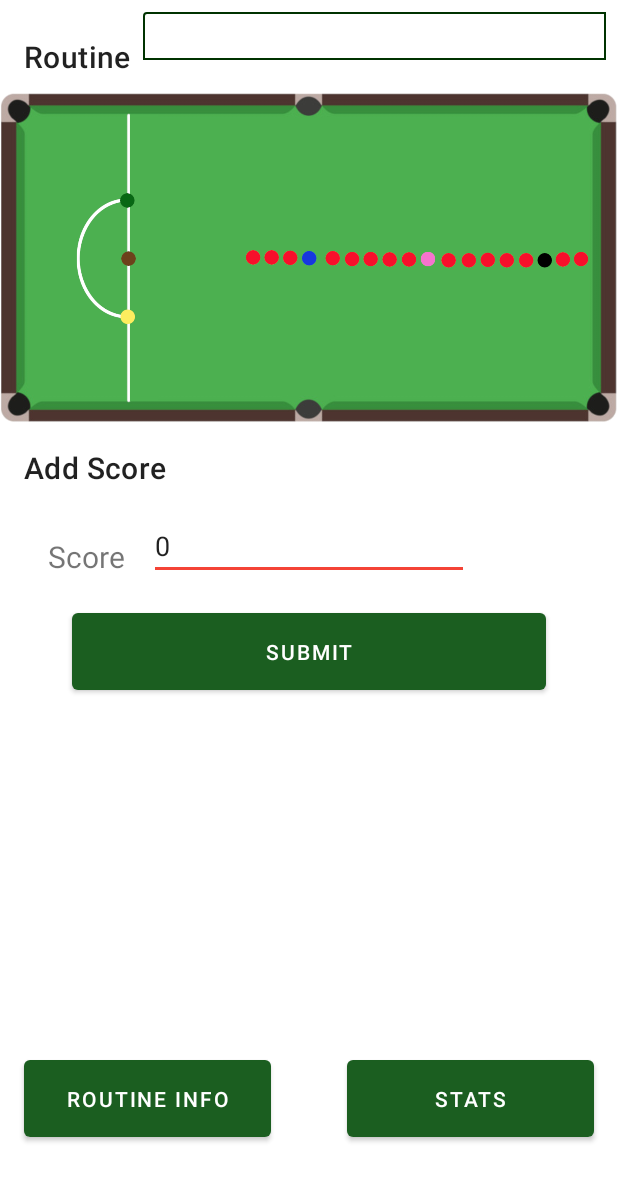
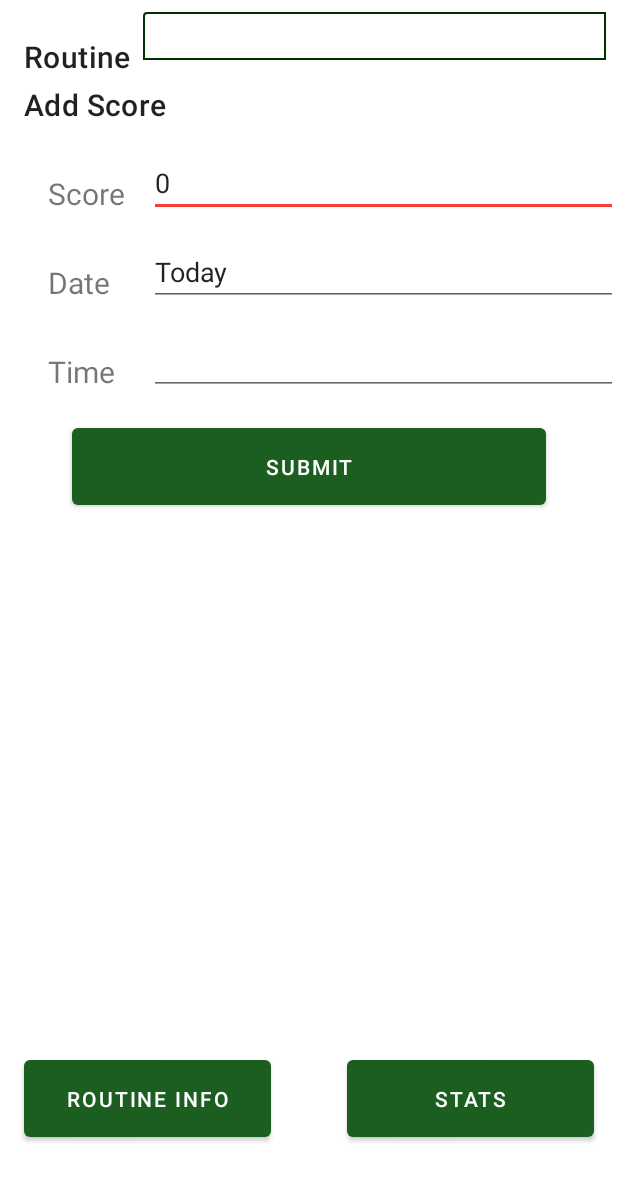
Before and after one commit to huw1990/SnookerImprover, an Android app: the layout fragment_add_score.xml on its own in the app's theme, with its tools: preview values and no code run, on a phone screen of 412 x 824 dp. Shown: the top 1181 px of the screen. Run offline under Robolectric (Android 15) with nearby library versions, the phone set to English and light mode, and no system bars.

Commit message:
Added date and time fields for adding a score, as part of #10

```diff
--- a/app/src/main/res/layout/fragment_add_score.xml
+++ b/app/src/main/res/layout/fragment_add_score.xml
@@ -1,7 +1,11 @@
 <?xml version="1.0" encoding="utf-8"?>
-<androidx.constraintlayout.widget.ConstraintLayout xmlns:android="http://schemas.android.com/apk/res/android"
+<ScrollView xmlns:android="http://schemas.android.com/apk/res/android"
     xmlns:app="http://schemas.android.com/apk/res-auto"
     xmlns:tools="http://schemas.android.com/tools"
+    android:layout_width="match_parent"
+    android:layout_height="match_parent"
+    android:fillViewport="true">
+<androidx.constraintlayout.widget.ConstraintLayout
     android:layout_width="match_parent"
     android:layout_height="match_parent"
     tools:context=".ui.addscore.AddScoreFragment">
@@ -29,18 +33,6 @@
         app:layout_constraintStart_toEndOf="@+id/spinner_desc"
         app:layout_constraintTop_toTopOf="parent" />
 
-    <ImageView
-        android:id="@+id/routine_image"
-        android:layout_width="0dp"
-        android:layout_height="wrap_content"
-        android:layout_marginTop="22dp"
-        android:src="@drawable/routine_1"
-        app:layout_constraintEnd_toEndOf="parent"
-        app:layout_constraintStart_toStartOf="parent"
-        android:contentDescription="@string/routine_image_content_desc"
-        android:adjustViewBounds="true"
-        app:layout_constraintTop_toBottomOf="@+id/routine_name_spinner" />
-
     <TextView
         android:id="@+id/routine_add_score_title"
         android:layout_width="0dp"
@@ -50,7 +42,7 @@
         app:layout_constraintEnd_toEndOf="parent"
         android:padding="16dp"
         app:layout_constraintStart_toStartOf="parent"
-        app:layout_constraintTop_toBottomOf="@+id/routine_image"
+        app:layout_constraintTop_toBottomOf="@+id/routine_name_spinner"
         android:textAppearance="?attr/textAppearanceHeadline6" />
 
     <TextView
@@ -72,7 +64,51 @@
         android:text="0"
         android:inputType="number"
         app:layout_constraintStart_toEndOf="@+id/score_label"
+        app:layout_constraintEnd_toEndOf="parent"
         app:layout_constraintTop_toBottomOf="@+id/routine_add_score_title" />
+
+    <TextView
+        android:id="@+id/date_label"
+        android:layout_width="wrap_content"
+        android:layout_height="wrap_content"
+        android:padding="16dp"
+        android:layout_marginStart="16dp"
+        android:text="@string/date_label"
+        app:layout_constraintStart_toStartOf="parent"
+        android:textSize="20sp"
+        app:layout_constraintTop_toBottomOf="@+id/score_label" />
+
+    <EditText
+        android:id="@+id/entered_date"
+        android:layout_width="0dp"
+        android:layout_height="wrap_content"
+        android:ems="10"
+        android:text="@string/today_label"
+        android:focusableInTouchMode="false"
+        app:layout_constraintEnd_toEndOf="parent"
+        app:layout_constraintStart_toStartOf="@+id/entered_score"
+        app:layout_constraintTop_toBottomOf="@+id/score_label" />
+
+    <TextView
+        android:id="@+id/time_label"
+        android:layout_width="wrap_content"
+        android:layout_height="wrap_content"
+        android:padding="16dp"
+        android:layout_marginStart="16dp"
+        android:text="@string/time_label"
+        app:layout_constraintStart_toStartOf="parent"
+        android:textSize="20sp"
+        app:layout_constraintTop_toBottomOf="@+id/date_label" />
+
+    <EditText
+        android:id="@+id/entered_time"
+        android:layout_width="0dp"
+        android:layout_height="wrap_content"
+        android:ems="10"
+        android:focusableInTouchMode="false"
+        app:layout_constraintEnd_toEndOf="parent"
+        app:layout_constraintStart_toStartOf="@+id/entered_score"
+        app:layout_constraintTop_toBottomOf="@+id/date_label" />
 
     <Button
         android:id="@+id/submit_score_button"
@@ -85,7 +121,7 @@
         android:layout_marginEnd="48dp"
         app:layout_constraintEnd_toEndOf="parent"
         app:layout_constraintStart_toStartOf="parent"
-        app:layout_constraintTop_toBottomOf="@+id/entered_score" />
+        app:layout_constraintTop_toBottomOf="@+id/entered_time" />
 
     <Button
         android:id="@+id/button_view_info"
@@ -112,3 +148,4 @@
         app:layout_constraintWidth_percent="0.4" />
 
 </androidx.constraintlayout.widget.ConstraintLayout>
+</ScrollView>
--- a/app/src/main/res/values/strings.xml
+++ b/app/src/main/res/values/strings.xml
@@ -46,4 +46,8 @@
     <string name="title_activity_fullscreen_routine_image">Routine Fullscreen Image</string>
     <string name="score_label">Score</string>
     <string name="submit_score">Submit</string>
+    <string name="date_label">Date</string>
+    <string name="time_label">Time</string>
+    <string name="today_label">Today</string>
+    <string name="date_format">dd/MM/yyyy</string>
 </resources>
```
Also changed, not shown: app/src/main/java/com/huwdunnit/snookerimprover/ui/addscore/AddScoreFragment.java (+23 -2 lines), app/src/main/java/com/huwdunnit/snookerimprover/ui/addscore/AddScoreViewModel.java (+93 -2 lines), app/src/main/java/com/huwdunnit/snookerimprover/ui/common/ChangeableRoutineHandler.java (+5 -41 lines), app/src/main/java/com/huwdunnit/snookerimprover/ui/common/ChangeableRoutineViewModel.java (+7 -24 lines), app/src/main/java/com/huwdunnit/snookerimprover/ui/common/DatePickerFragment.java (added, +40 -0 lines), app/src/main/java/com/huwdunnit/snookerimprover/ui/common/TimePickerFragment.java (added, +41 -0 lines), app/src/main/java/com/huwdunnit/snookerimprover/ui/info/InfoFragment.java (+12 -2 lines), app/src/main/java/com/huwdunnit/snookerimprover/ui/info/InfoViewModel.java (+16 -1 lines).
